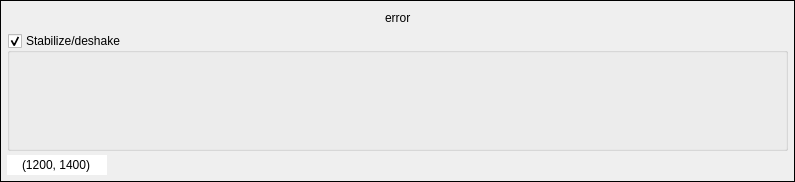
This is tools/views/ui/ui_widget_stabilize.ui in JepEtau/mco as Qt 5 draws it before an edit. The edited form follows.
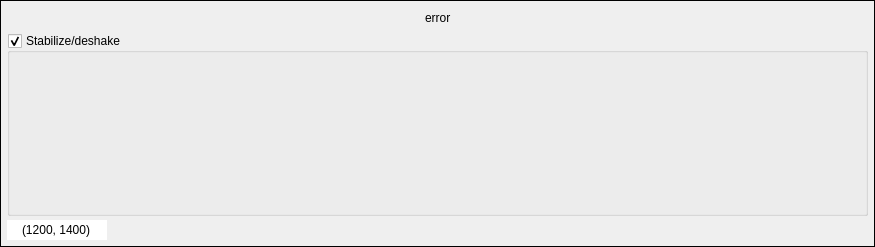
This is the edited form. Icons and pictures are not drawn. Custom widgets are drawn as their Qt base class.

Patch:
```diff
--- a/tools/views/ui/ui_widget_stabilize.ui
+++ b/tools/views/ui/ui_widget_stabilize.ui
@@ -6,8 +6,8 @@
    <rect>
     <x>0</x>
     <y>0</y>
-    <width>785</width>
-    <height>182</height>
+    <width>865</width>
+    <height>247</height>
    </rect>
   </property>
   <property name="sizePolicy">
@@ -35,7 +35,7 @@
    <item>
     <widget class="QFrame" name="frame">
      <property name="sizePolicy">
-      <sizepolicy hsizetype="Preferred" vsizetype="Preferred">
+      <sizepolicy hsizetype="MinimumExpanding" vsizetype="Preferred">
        <horstretch>0</horstretch>
        <verstretch>0</verstretch>
       </sizepolicy>
@@ -286,6 +286,12 @@
       </item>
       <item>
        <widget class="QGroupBox" name="groupBox_stabilize">
+        <property name="sizePolicy">
+         <sizepolicy hsizetype="MinimumExpanding" vsizetype="Preferred">
+          <horstretch>0</horstretch>
+          <verstretch>0</verstretch>
+         </sizepolicy>
+        </property>
         <property name="focusPolicy">
          <enum>Qt::NoFocus</enum>
         </property>
@@ -321,7 +327,7 @@
            </property>
            <property name="minimumSize">
             <size>
-             <width>720</width>
+             <width>800</width>
              <height>0</height>
             </size>
            </property>
```
